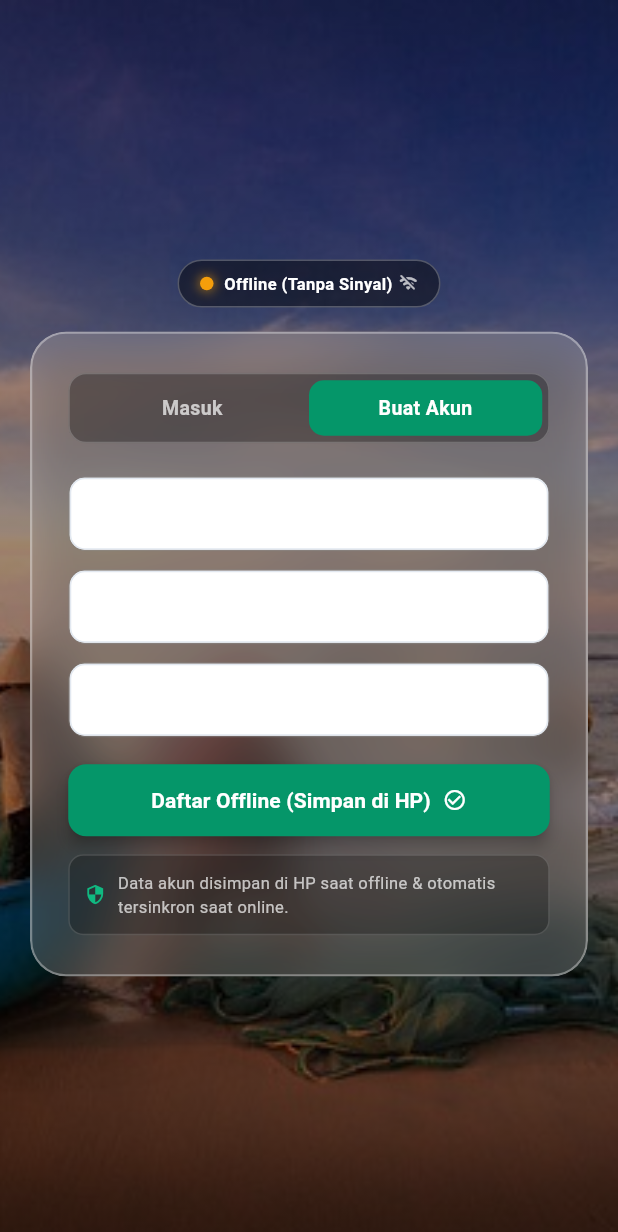
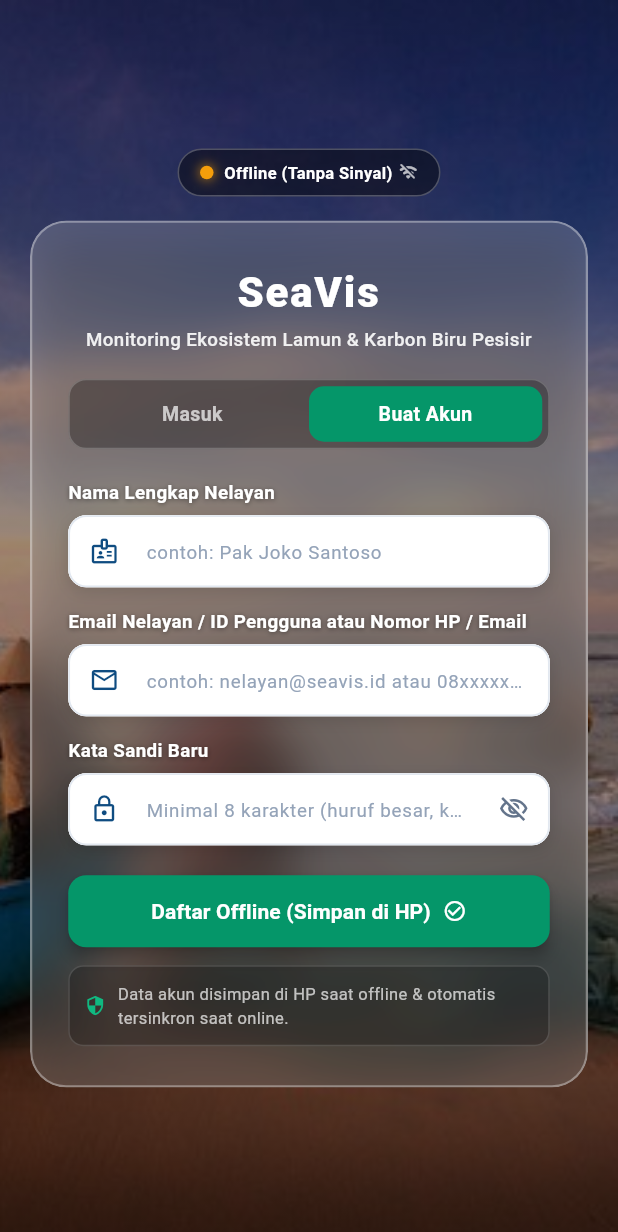
Before and after one commit to Zeinul899/SEAVIS, a Flutter app: the screen it shows after launch, after a tap on "Buat Akun", on a phone screen of 412 x 824 dp. Shown: the top 1232 px of the screen. Run offline on Flutter 3.47's test engine with Material 3 defaults, Android fonts, the light colour scheme and no system bars.

Commit message:
feat(ui): add SeaVis title, tagline, clear input labels and hints for login and register forms

```diff
--- a/lib/pages/login_page.dart
+++ b/lib/pages/login_page.dart
@@ -23,11 +23,9 @@ class _LoginPageState extends State<LoginPage> {
   bool _isCheckingConnection = true;
   StreamSubscription<bool>? _networkSubscription;
 
-  // Controllers Form Masuk
-  final TextEditingController _loginEmailController =
-      TextEditingController(text: 'admin@seavis.id');
-  final TextEditingController _loginPasswordController =
-      TextEditingController(text: 'AdminSeavis123#');
+  // Controllers Form Masuk (Kosong agar placeholder/hint terlihat jelas)
+  final TextEditingController _loginEmailController = TextEditingController();
+  final TextEditingController _loginPasswordController = TextEditingController();
 
   // Controllers Form Buat Akun
   final TextEditingController _regNameController = TextEditingController();
@@ -447,7 +445,7 @@ class _LoginPageState extends State<LoginPage> {
             ),
           ),
 
-          // 3. Konten Utama: Glassmorphism Card (Simpel, Tanpa Logo)
+          // 3. Konten Utama: Glassmorphism Card
           SafeArea(
             child: Center(
               child: SingleChildScrollView(
@@ -489,9 +487,33 @@ class _LoginPageState extends State<LoginPage> {
                                 mainAxisSize: MainAxisSize.min,
                                 crossAxisAlignment: CrossAxisAlignment.stretch,
                                 children: [
-                                  // Tab Switcher: "Masuk" vs "Buat Akun" (Langsung di atas, tanpa logo)
+                                  // 1. Judul & Tagline di Atas Tab "Masuk / Buat Akun" (Pilihan 1: Fokus Konservasi & Karbon)
+                                  const Text(
+                                    'SeaVis',
+                                    textAlign: TextAlign.center,
+                                    style: TextStyle(
+                                      color: Colors.white,
+                                      fontSize: 28,
+                                      fontWeight: FontWeight.w900,
+                                      letterSpacing: 1.2,
+                                    ),
+                                  ),
+                                  const SizedBox(height: 4),
+                                  Text(
+                                    'Monitoring Ekosistem Lamun & Karbon Biru Pesisir',
+                                    textAlign: TextAlign.center,
+                                    style: TextStyle(
+                                      color: Colors.white.withValues(alpha: 0.9),
+                                      fontSize: 12.5,
+                                      fontWeight: FontWeight.w500,
+                                      height: 1.3,
+                                    ),
+                                  ),
+                                  const SizedBox(height: 18),
+
+                                  // Tab Switcher: "Masuk" vs "Buat Akun"
                                   _buildTabSwitcher(),
-                                  const SizedBox(height: 22),
+                                  const SizedBox(height: 20),
 
                                   // Konten Form Sesuai Tab Terpilih
                                   if (_activeTab == 0)
@@ -680,28 +702,33 @@ class _LoginPageState extends State<LoginPage> {
   }
 
   // ---------------------------------------------------------------------------
-  // FORM MASUK (LOGIN) DENGAN BRUTE FORCE COOLDOWN
+  // FORM MASUK (LOGIN) DENGAN BRUTE FORCE COOLDOWN & LABEL INPUT
   // ---------------------------------------------------------------------------
   Widget _buildLoginForm() {
     return Column(
       crossAxisAlignment: CrossAxisAlignment.stretch,
       children: [
+        // Kolom 1: Email / No HP / ID
         _buildInputField(
+          label: 'Email Nelayan / ID Pengguna atau Nomor HP / Email',
+          hint: 'contoh: nelayan@seavis.id atau 08xxxxxxxxxx',
           controller: _loginEmailController,
-          hint: 'Email atau Nomor HP',
           icon: Icons.person_outline,
           keyboardType: TextInputType.emailAddress,
           enabled: !_isLockedOut,
         ),
-        const SizedBox(height: 12),
+        const SizedBox(height: 14),
+
+        // Kolom 2: Kata Sandi
         _buildInputField(
+          label: 'Kata Sandi',
+          hint: 'Masukkan kata sandi akun',
           controller: _loginPasswordController,
-          hint: 'Kata Sandi',
           icon: Icons.lock_outline,
           isPassword: true,
           enabled: !_isLockedOut,
         ),
-        const SizedBox(height: 18),
+        const SizedBox(height: 20),
 
         // Tombol Submit Masuk (Dikunci saat cooldown brute force)
         ElevatedButton(
@@ -772,25 +799,28 @@ class _LoginPageState extends State<LoginPage> {
       crossAxisAlignment: CrossAxisAlignment.stretch,
       children: [
         _buildInputField(
+          label: 'Nama Lengkap Nelayan',
+          hint: 'contoh: Pak Joko Santoso',
           controller: _regNameController,
-          hint: 'Nama Lengkap Nelayan',
           icon: Icons.badge_outlined,
         ),
-        const SizedBox(height: 12),
+        const SizedBox(height: 14),
         _buildInputField(
+          label: 'Email Nelayan / ID Pengguna atau Nomor HP / Email',
+          hint: 'contoh: nelayan@seavis.id atau 08xxxxxxxxxx',
           controller: _regEmailController,
-          hint: 'Email Nelayan / No WhatsApp',
           icon: Icons.email_outlined,
           keyboardType: TextInputType.emailAddress,
         ),
-        const SizedBox(height: 12),
+        const SizedBox(height: 14),
         _buildInputField(
+          label: 'Kata Sandi Baru',
+          hint: 'Minimal 8 karakter (huruf besar, kecil, angka)',
           controller: _regPasswordController,
-          hint: 'Kata Sandi (Min 8 karakter, A-Z, 0-9)',
           icon: Icons.lock_outline,
           isPassword: true,
         ),
-        const SizedBox(height: 18),
+        const SizedBox(height: 20),
 
         // Tombol Submit Daftar
         ElevatedButton(
@@ -853,25 +883,50 @@ class _LoginPageState extends State<LoginPage> {
   }
 
   // ---------------------------------------------------------------------------
-  // HELPER WIDGET INPUT FIELD GLASSMORPHISM
+  // HELPER WIDGET INPUT FIELD DENGAN LABEL, HINT, DAN IKON
   // ---------------------------------------------------------------------------
   Widget _buildInputField({
+    required String label,
+    required String hint,
     required TextEditingController controller,
-    required String hint,
     required IconData icon,
     bool isPassword = false,
     bool enabled = true,
     TextInputType keyboardType = TextInputType.text,
   }) {
-    return Container(
+    return Column(
+      crossAxisAlignment: CrossAxisAlignment.start,
+      children: [
+        // Label di atas kotak input
+        Text(
+          label,
+          style: const TextStyle(
+            color: Colors.white,
+            fontSize: 12.5,
+            fontWeight: FontWeight.w600,
+            shadows: [
+              Shadow(
+                color: Colors.black45,
+                blurRadius: 4,
+                offset: Offset(0, 1),
+              ),
+            ],
+          ),
+        ),
+        const SizedBox(height: 6),
+
+        // Kotak Input Putih Bersih dengan Ikon & Hint Jelas
+        Container(
           decoration: BoxDecoration(
-        color: Colors.black.withValues(alpha: 0.28),
+            color: Colors.white,
             borderRadius: BorderRadius.circular(12),
-        border: Border.all(
-          color: enabled
-              ? Colors.white.withValues(alpha: 0.25)
-              : Colors.white.withValues(alpha: 0.1),
+            boxShadow: [
+              BoxShadow(
+                color: Colors.black.withValues(alpha: 0.12),
+                blurRadius: 8,
+                offset: const Offset(0, 3),
               ),
+            ],
           ),
           child: TextField(
             controller: controller,
@@ -879,19 +934,21 @@ class _LoginPageState extends State<LoginPage> {
             obscureText: isPassword && !_isPasswordVisible,
             keyboardType: keyboardType,
             style: TextStyle(
-          color: enabled ? Colors.white : Colors.white38,
-          fontSize: 13,
+              color: enabled ? const Color(0xFF0F172A) : const Color(0xFF94A3B8),
+              fontSize: 13.5,
+              fontWeight: FontWeight.w500,
             ),
             decoration: InputDecoration(
               hintText: hint,
-          hintStyle: TextStyle(
-            color: Colors.white.withValues(alpha: 0.55),
+              hintStyle: const TextStyle(
+                color: Color(0xFF94A3B8),
                 fontSize: 12.5,
+                fontWeight: FontWeight.normal,
               ),
               prefixIcon: Icon(
                 icon,
-            color: enabled ? Colors.white70 : Colors.white30,
-            size: 19,
+                color: enabled ? const Color(0xFF0F4C81) : const Color(0xFFCBD5E1),
+                size: 20,
               ),
               suffixIcon: isPassword
                   ? IconButton(
@@ -899,18 +956,33 @@ class _LoginPageState extends State<LoginPage> {
                         _isPasswordVisible
                             ? Icons.visibility_outlined
                             : Icons.visibility_off_outlined,
-                    color: enabled ? Colors.white70 : Colors.white30,
-                    size: 19,
+                        color: enabled ? const Color(0xFF64748B) : const Color(0xFFCBD5E1),
+                        size: 20,
                       ),
                       onPressed: enabled
                           ? () => setState(() => _isPasswordVisible = !_isPasswordVisible)
                           : null,
                     )
                   : null,
-          border: InputBorder.none,
+              filled: true,
+              fillColor: Colors.white,
+              border: OutlineInputBorder(
+                borderRadius: BorderRadius.circular(12),
+                borderSide: const BorderSide(color: Color(0xFFCBD5E1), width: 1.2),
+              ),
+              enabledBorder: OutlineInputBorder(
+                borderRadius: BorderRadius.circular(12),
+                borderSide: const BorderSide(color: Color(0xFFE2E8F0), width: 1.2),
+              ),
+              focusedBorder: OutlineInputBorder(
+                borderRadius: BorderRadius.circular(12),
+                borderSide: const BorderSide(color: Color(0xFF0F4C81), width: 1.8),
+              ),
               contentPadding: const EdgeInsets.symmetric(horizontal: 14, vertical: 14),
             ),
           ),
+        ),
+      ],
     );
   }
 }
```
Also changed, not shown: 1 other file. Lines whose indentation alone changed are shown as unchanged.
